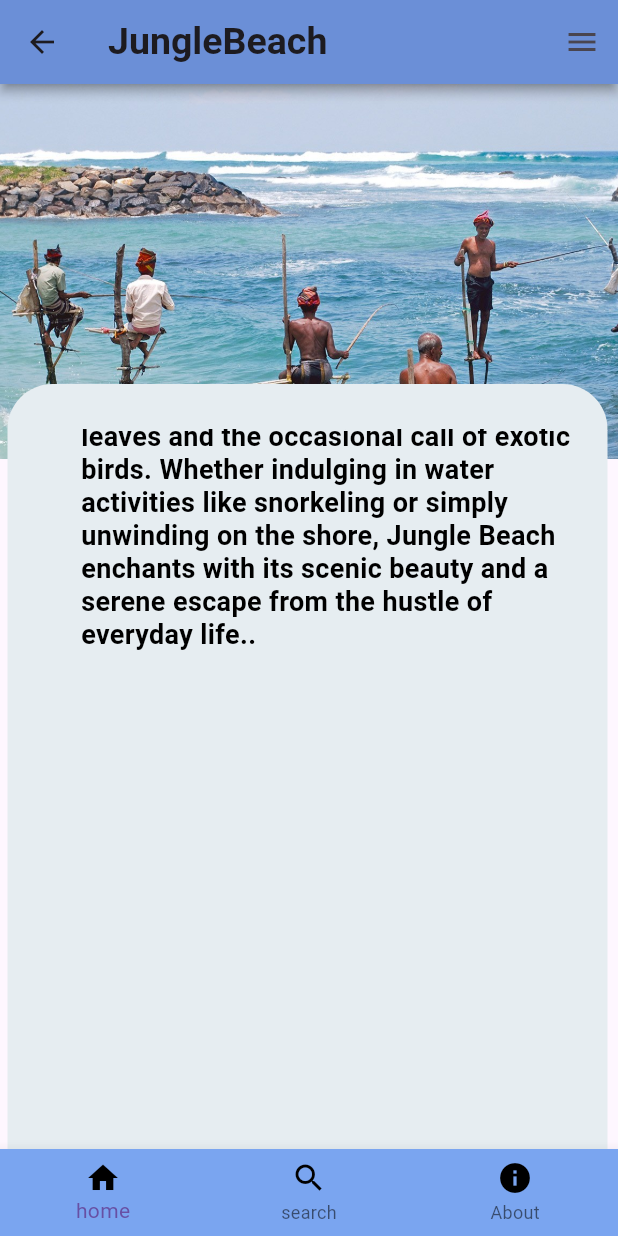
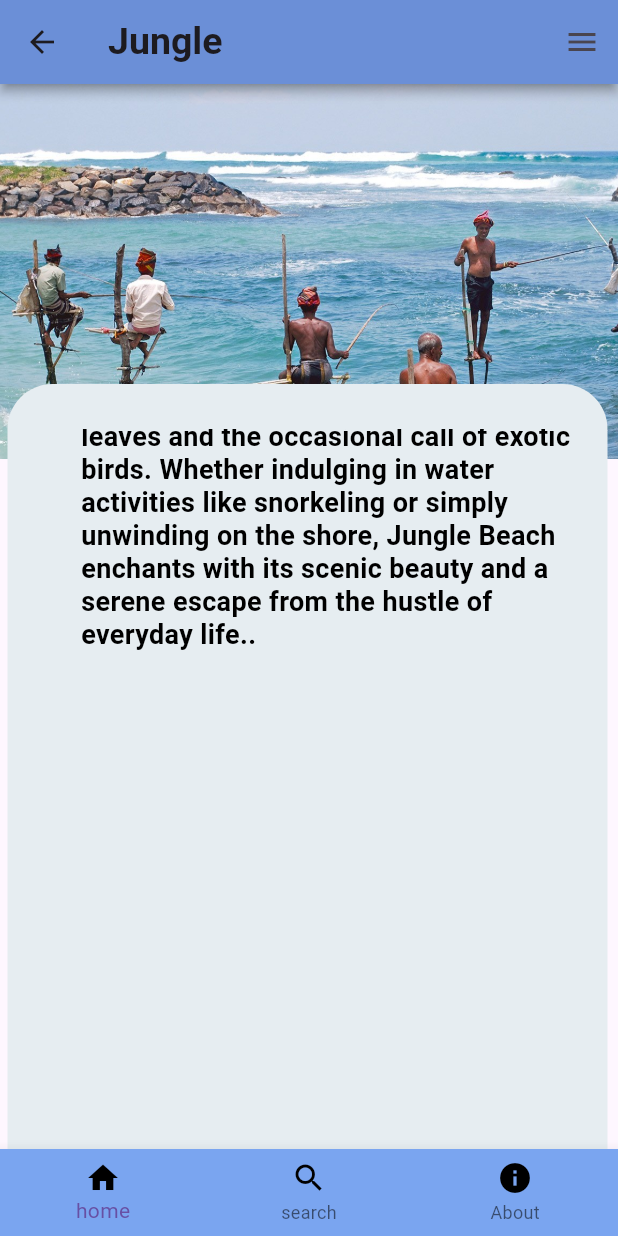
Before and after one commit to Telana99/BeachExplora, a Flutter app: the JungleBeach screen opened directly, scrolled down 480 dp, on a phone screen of 412 x 824 dp. Run offline on Flutter 3.47's test engine with Material 3 defaults, Android fonts, the phone set to English and light mode, and no system bars.

Commit message:
Second commit

```diff
--- a/lib/pages/dstrictbeaches/galle/junglebeach.dart
+++ b/lib/pages/dstrictbeaches/galle/junglebeach.dart
@@ -17,7 +17,7 @@ class _JungleBeachState extends State<JungleBeach> {
     return Scaffold(
       appBar: AppBar(
 
-            title: const Text("JungleBeach",
+            title: const Text("Jungle",
             style: TextStyle(fontWeight: FontWeight.bold,fontSize: 25),
             ),
             backgroundColor:Color.fromARGB(255, 107, 148, 219),
```
